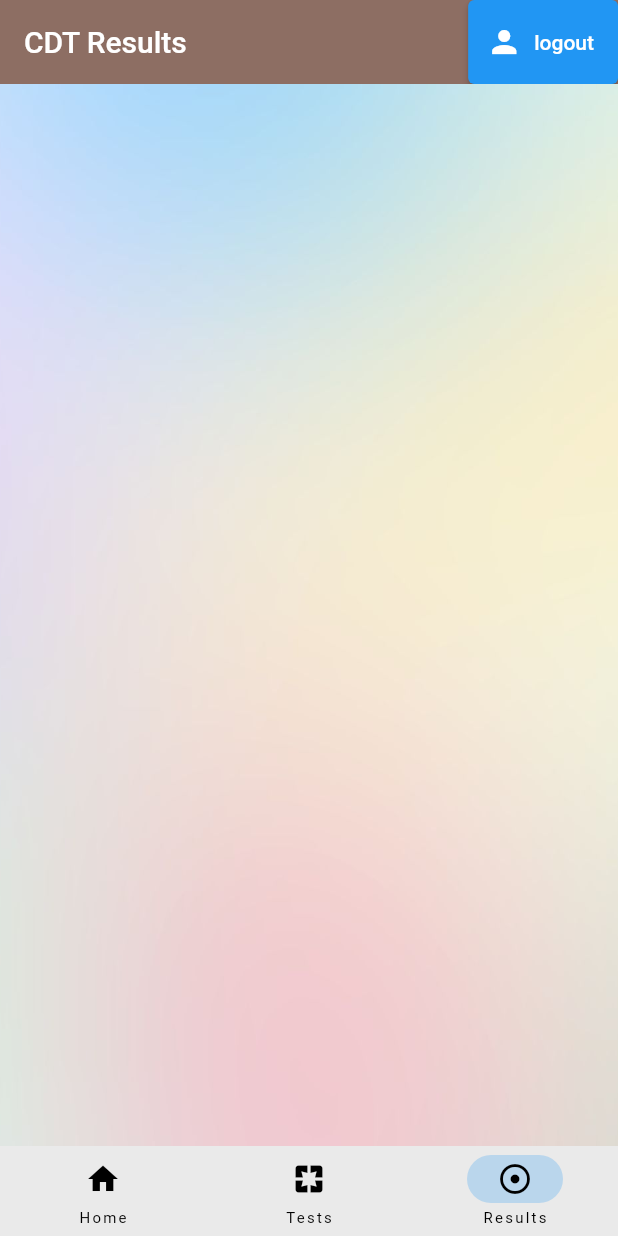
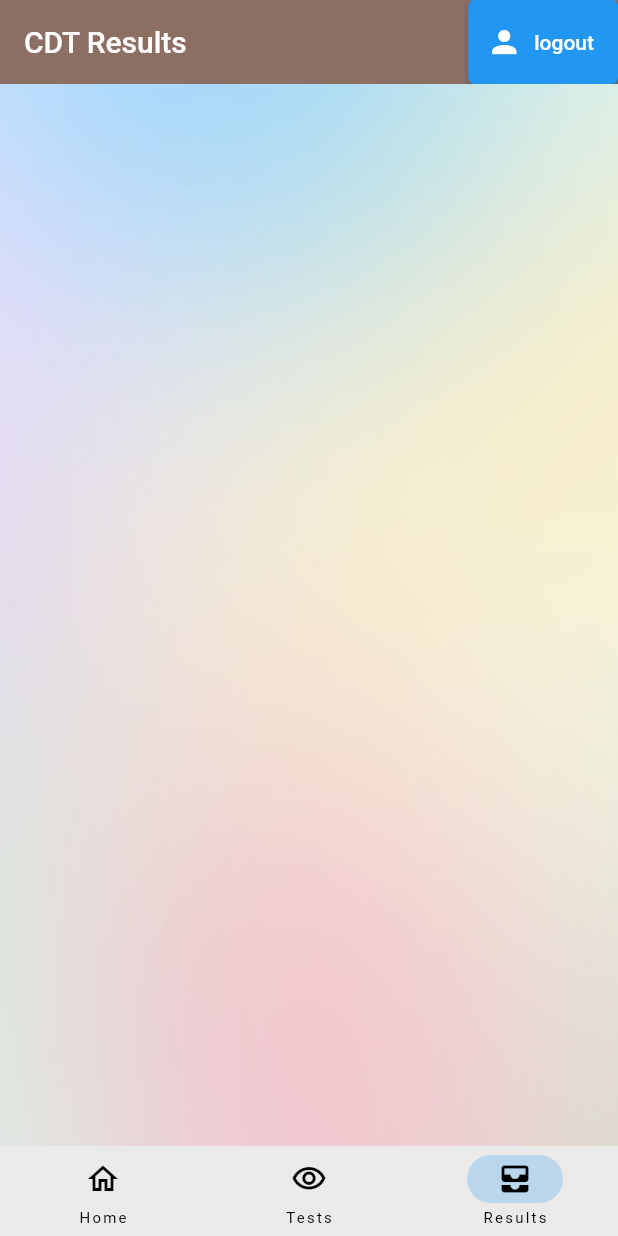
Before and after one commit to Jesh10/ColorViu-MobileApp, a Flutter app: the screen it shows once a user with an empty profile is signed in, item 3 of the bottom bar chosen, on a phone screen of 412 x 824 dp. Run offline on Flutter 3.47's test engine with Material 2 defaults, Android fonts, the phone set to English and light mode, and no system bars; our stand-ins replace cloud_firestore, date_field, firebase_auth, firebase_core, flutter_spinkit, get and 2 more; missing offline and left inert: drag_and_drop_gridview; accounts and stored records are empty.

Commit message:
Adjust Navigation Bar

```diff
--- a/lib/screens/home/home.dart
+++ b/lib/screens/home/home.dart
@@ -45,9 +45,18 @@ class _HomeState extends State<Home> {
         selectedIndex: index,
         onDestinationSelected: (index) => setState(() => this.index = index),
         destinations: [
-          NavigationDestination(icon: Icon(Icons.home), label: 'Home'),
-          NavigationDestination(icon: Icon(Icons.pages), label: 'Tests'),
-          NavigationDestination(icon: Icon(Icons.adjust), label: 'Results'),
+          NavigationDestination(
+            icon: Icon(Icons.home_outlined),
+            selectedIcon: Icon(Icons.home),
+            label: 'Home'),
+          NavigationDestination(
+            icon: Icon(Icons.visibility_outlined),
+            selectedIcon: Icon(Icons.visibility),
+            label: 'Tests'),
+          NavigationDestination(
+            icon: Icon(Icons.all_inbox_outlined),
+            selectedIcon: Icon(Icons.all_inbox),
+            label: 'Results'),
         ]),
     );
   }
```
